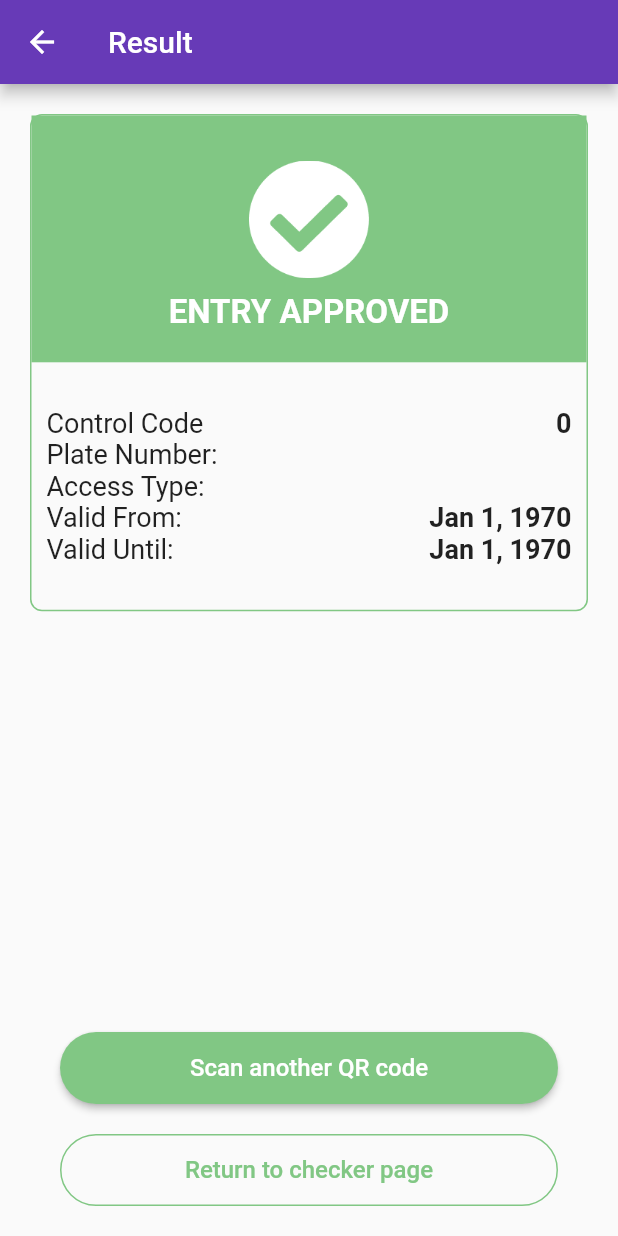
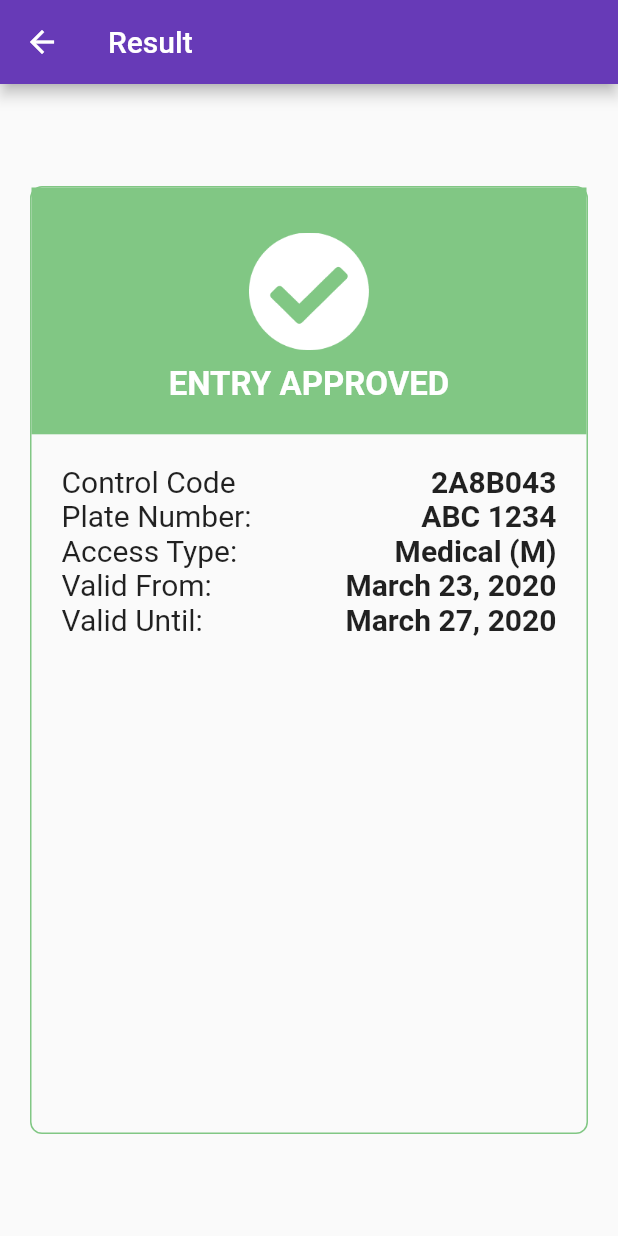
Before and after one commit to ginduc/rapidpass-checkpoint, a Flutter app: the PassOkScreen screen opened directly with empty values, on a phone screen of 412 x 824 dp. Run offline on Flutter 3.47's test engine with Material 2 defaults, Android fonts, the phone set to English and light mode, and no system bars; missing offline and left inert: barcode_scan, device_id.

Commit message:
Revert "Merge branch 'feature/2-entry-approved-screen' into 'develop'"
This reverts merge request !3

```diff
--- a/lib/models/qr_data.dart
+++ /dev/null
@@ -1,52 +0,0 @@
-import 'package:intl/intl.dart';
-import 'package:rapidpass_checkpoint/utils/base32_crockford.dart';
-
-class QrData {
-  final int passType;
-  final int controlCode;
-  final int validFrom;
-  final int validUntil;
-  final String idOrPlate;
-
-  QrData(this.passType, this.controlCode, this.validFrom, this.validUntil,
-      this.idOrPlate);
-
-  @override
-  String toString() {
-    return "%{pass_type: $passType, control_code: $controlCode, "
-        "valid_from: $validFrom, valid_until: $validUntil, "
-        "id_or_plate: '$idOrPlate'}";
-  }
-
-  String controlCodeAsString() {
-    // TODO: Compute and append check digit
-    return crockford.encode(this.controlCode);
-  }
-
-  final displayPurpose = {'M': 'Medical (M)', 'V': 'VIP (V)'};
-
-  String purposeCode() {
-    return String.fromCharCode(passType & 0x7F);
-  }
-
-  String purpose() {
-    final purposeCode = this.purposeCode();
-    return displayPurpose.containsKey(purposeCode)
-        ? displayPurpose[purposeCode]
-        : purposeCode;
-  }
-
-  final DateFormat dateFormat = DateFormat.yMMMd('en_US');
-
-  String validFromDisplayDate() {
-    final DateTime dateTime =
-        DateTime.fromMillisecondsSinceEpoch(this.validFrom * 1000);
-    return dateFormat.format(dateTime);
-  }
-
-  String validUntilDisplayDate() {
-    final DateTime dateTime =
-        DateTime.fromMillisecondsSinceEpoch(this.validUntil * 1000);
-    return dateFormat.format(dateTime);
-  }
-}
--- a/lib/screens/pass_ok.dart
+++ b/lib/screens/pass_ok.dart
@@ -1,26 +1,32 @@
 import 'package:flutter/cupertino.dart';
 import 'package:flutter/material.dart';
-import 'package:rapidpass_checkpoint/models/qr_data.dart';
 import 'package:rapidpass_checkpoint/themes/default.dart';
+import 'package:rapidpass_checkpoint/utils/qr_code_decoder.dart';
 
-/// TODO: Come up with a better name
-class BoxWithRoundedBordersAndFilledHeader extends StatelessWidget {
-  final Widget header;
-  final Widget body;
-  final Color color;
-  BoxWithRoundedBordersAndFilledHeader(
-      {Widget header, Widget body, Color color})
-      : this.header = header ?? Container(),
-        this.body = body ?? Container(),
-        this.color = color ?? green300;
+class PassOkScreen extends StatelessWidget {
+  QrData qrData;
+
+  PassOkScreen(this.qrData);
 
   @override
   Widget build(BuildContext context) {
-    return Container(
+    final tableTextStyle = TextStyle(fontSize: 20.0);
+    final tableData = {
+      'Control Code': '2A8B043',
+      'Plate Number:': 'ABC 1234',
+      'Access Type:': 'Medical (M)',
+      'Valid From:': 'March 23, 2020',
+      'Valid Until:': 'March 27, 2020',
+    };
+    return Scaffold(
+        appBar: AppBar(title: Text('Result')),
+        body: Padding(
+          padding: const EdgeInsets.all(20.0),
+          child: Container(
               decoration: BoxDecoration(
-            border: Border.all(color: this.color, width: 1.0),
+                  border: Border.all(color: green300, width: 1.0),
                   borderRadius: BorderRadius.circular(8.0)),
-        margin: const EdgeInsets.symmetric(vertical: 10.0),
+              margin: const EdgeInsets.symmetric(vertical: 48.0),
               child: Center(
                   child: Column(
                       mainAxisAlignment: MainAxisAlignment.start,
@@ -30,46 +36,8 @@ class BoxWithRoundedBordersAndFilledHeader extends StatelessWidget {
                       color: green300,
                       child: Padding(
                         padding: const EdgeInsets.all(20.0),
-                  child: this.header,
-                ),
-              ),
-              Padding(
-                padding: const EdgeInsets.symmetric(vertical: 20.0),
-                child: this.body,
-              )
-            ])));
-  }
-}
-
-class PassOkScreen extends StatelessWidget {
-  QrData qrData;
-
-  PassOkScreen(this.qrData);
-
-  @override
-  Widget build(BuildContext context) {
-    final tableTextStyle = TextStyle(fontSize: 18.0);
-    final tableData = {
-      'Control Code': '${qrData.controlCodeAsString()}',
-      'Plate Number:': qrData.idOrPlate,
-      'Access Type:': qrData.purpose(),
-      'Valid From:': qrData.validFromDisplayDate(),
-      'Valid Until:': qrData.validUntilDisplayDate(),
-    };
-    return Theme(
-      data: Green.buildFor(context),
-      child: Scaffold(
-          appBar: AppBar(title: Text('Result')),
-          body: Padding(
-              padding:
-                  const EdgeInsets.symmetric(horizontal: 20.0, vertical: 10.0),
                         child: Center(
                           child: Column(
-                  mainAxisAlignment: MainAxisAlignment.start,
-                  crossAxisAlignment: CrossAxisAlignment.stretch,
-                  children: <Widget>[
-                    BoxWithRoundedBordersAndFilledHeader(
-                      header: Column(
                             children: <Widget>[
                               Padding(
                                 padding: const EdgeInsets.all(10.0),
@@ -87,8 +55,11 @@ class PassOkScreen extends StatelessWidget {
                               )
                             ],
                           ),
-                      body: Padding(
-                          padding: const EdgeInsets.all(10.0),
+                        ),
+                      ),
+                    ),
+                    Padding(
+                        padding: const EdgeInsets.all(20.0),
                         child: Table(
                             children: tableData.entries
                                 .map((e) => TableRow(children: [
@@ -104,51 +75,7 @@ class PassOkScreen extends StatelessWidget {
                                       )
                                     ]))
                                 .toList())),
-                    ),
-                    Spacer(),
-                    Padding(
-                      padding: const EdgeInsets.symmetric(
-                          vertical: 10.0, horizontal: 20.0),
-                      child: SizedBox(
-                        height: 48,
-                        width: 300.0,
-                        child: RaisedButton(
-                          shape: new RoundedRectangleBorder(
-                              borderRadius: BorderRadius.circular(24.0)),
-                          onPressed: () {
-                            Navigator.pop(context);
-                          },
-                          child: Text('Scan another QR code',
-                              style: TextStyle(
-                                  // Not sure how to get rid of color: Colors.white here
-                                  color: Colors.white,
-                                  fontSize: 16.0)),
-                        ),
-                      ),
-                    ),
-                    Padding(
-                      padding: const EdgeInsets.symmetric(
-                          vertical: 10.0, horizontal: 20.0),
-                      child: SizedBox(
-                        height: 48,
-                        child: FlatButton(
-                          shape: new RoundedRectangleBorder(
-                              borderRadius: BorderRadius.circular(24.0),
-                              side: BorderSide(color: green300)),
-                          onPressed: () {
-                            Navigator.pop(context);
-                          },
-                          child: Text('Return to checker page',
-                              style: TextStyle(
-                                  // Not sure how to get rid of color: Colors.white here
-                                  color: green300,
-                                  fontSize: 16.0)),
-                        ),
-                      ),
-                    )
-                  ],
-                ),
-              ))),
-    );
+                  ]))),
+        ));
   }
 }
--- a/lib/screens/welcome_screen.dart
+++ b/lib/screens/welcome_screen.dart
@@ -1,3 +1,6 @@
+import 'dart:async';
+
+import 'package:device_id/device_id.dart';
 import 'package:flutter/material.dart';
 import 'package:provider/provider.dart';
 import 'package:rapidpass_checkpoint/themes/default.dart';
@@ -13,8 +16,7 @@ class WelcomeScreen extends StatefulWidget {
 class WelcomeScreenState extends State<WelcomeScreen> {
   @override
   Widget build(BuildContext context) {
-    final DeviceInfoModel _deviceNotifier =
-        Provider.of<DeviceInfoModel>(context);
+    final DeviceInfoModel _deviceNotifier = Provider.of<DeviceInfoModel>(context);
 
     return FutureBuilder<String>(
         future: _deviceNotifier.getImei(),
@@ -22,8 +24,28 @@ class WelcomeScreenState extends State<WelcomeScreen> {
           String imei = snapshot.hasData
               ? 'IMEI: ${snapshot.data}'
               : 'Retreiving IMEI...';
+          final themeData = Theme.of(context);
+          final colorScheme = themeData.colorScheme.copyWith(
+              surface: deepPurple900,
+              background: deepPurple900,
+              primary: deepPurple900,
+              primaryVariant: green300,
+              onPrimary: Colors.white,
+              onSurface: Colors.white,
+              onBackground: Colors.white,
+              onError: Colors.white,
+              onSecondary: Colors.white);
+          final textTheme = themeData.textTheme.apply(bodyColor: Colors.white);
+          final primaryTextTheme =
+              themeData.primaryTextTheme.apply(bodyColor: Colors.white);
           return Theme(
-            data: Purple.buildFor(context),
+            data: themeData.copyWith(
+                buttonTheme: themeData.buttonTheme.copyWith(
+                    buttonColor: green300,
+                    colorScheme: colorScheme,
+                    textTheme: ButtonTextTheme.accent),
+                textTheme: textTheme,
+                primaryTextTheme: primaryTextTheme),
             child: Scaffold(
               backgroundColor: deepPurple600,
               body: Container(
--- a/lib/themes/default.dart
+++ b/lib/themes/default.dart
@@ -1,9 +1,9 @@
 import 'package:flutter/material.dart';
 
-final Color deepPurple300 = const Color(0xff9575CD);
-final Color deepPurple600 = const Color(0xff5E35B1);
-final Color deepPurple900 = const Color(0xff311B92);
-final Color green300 = const Color(0xff81C784);
+final Color deepPurple300 = Color(0xff9575CD);
+final Color deepPurple600 = Color(0xff5E35B1);
+final Color deepPurple900 = Color(0xff311B92);
+final Color green300 = Color(0xff81C784);
 
 final ColorScheme light = ColorScheme.light();
 final ColorScheme rapidPassColorScheme = ColorScheme(
@@ -20,42 +20,3 @@ final ColorScheme rapidPassColorScheme = ColorScheme(
     secondary: green300,
     secondaryVariant: Colors.greenAccent,
     surface: light.surface);
-
-class Purple {
-  static ThemeData buildFor(BuildContext context) {
-    final themeData = Theme.of(context);
-    final colorScheme = themeData.colorScheme.copyWith(
-        surface: deepPurple900,
-        background: deepPurple900,
-        primary: deepPurple900,
-        primaryVariant: green300,
-        onPrimary: Colors.white,
-        onSurface: Colors.white,
-        onBackground: Colors.white,
-        onError: Colors.white,
-        onSecondary: Colors.white);
-    final textTheme = themeData.textTheme.apply(bodyColor: Colors.white);
-    final primaryTextTheme =
-        themeData.primaryTextTheme.apply(bodyColor: Colors.white);
-    return themeData.copyWith(
-        buttonTheme: themeData.buttonTheme.copyWith(
-            buttonColor: green300,
-            colorScheme: colorScheme,
-            textTheme: ButtonTextTheme.accent),
-        textTheme: textTheme,
-        primaryTextTheme: primaryTextTheme);
-  }
-}
-
-class Green {
-  static ThemeData buildFor(BuildContext context) {
-    final themeData = Theme.of(context);
-    final colorScheme = themeData.colorScheme
-        .copyWith(surface: green300, primary: deepPurple900);
-    return themeData.copyWith(
-        buttonTheme: themeData.buttonTheme.copyWith(
-            buttonColor: green300,
-            colorScheme: colorScheme,
-            textTheme: ButtonTextTheme.accent));
-  }
-}
--- a/lib/utils/qr_code_decoder.dart
+++ b/lib/utils/qr_code_decoder.dart
@@ -2,7 +2,6 @@ import 'dart:convert';
 import 'dart:typed_data';
 
 import 'package:flutter/cupertino.dart';
-import 'package:rapidpass_checkpoint/models/qr_data.dart';
 
 import 'base32_crockford.dart';
 
@@ -14,6 +13,21 @@ const int $a = 0x61;
 
 /// Character 'f'
 const int $f = 0x66;
+
+class QrData {
+  final int pass_type;
+  final int control_code;
+  final int valid_from;
+  final int valid_until;
+  final String id_or_plate;
+  QrData(this.pass_type, this.control_code, this.valid_from, this.valid_until,
+      this.id_or_plate);
+  @override
+  String toString() {
+    final String cc = crockford.encode(control_code);
+    return "%{pass_type: $pass_type, control_code: ${cc}, valid_from: $valid_from, valid_until: $valid_until, id_or_plate: '$id_or_plate'}";
+  }
+}
 
 class QrCodeDecoder extends Converter<ByteData, QrData> {
   final AsciiDecoder asciiDecoder = AsciiDecoder();
--- a/pubspec.yaml
+++ b/pubspec.yaml
@@ -26,7 +26,6 @@ dependencies:
 
   barcode_scan: ^2.0.1
   device_id: ^0.2.0
-  intl: ^0.16.0
   provider: ^4.0.4
 
 dev_dependencies:
```
Also changed, not shown: pubspec.lock. Lines whose indentation alone changed are shown as unchanged.
